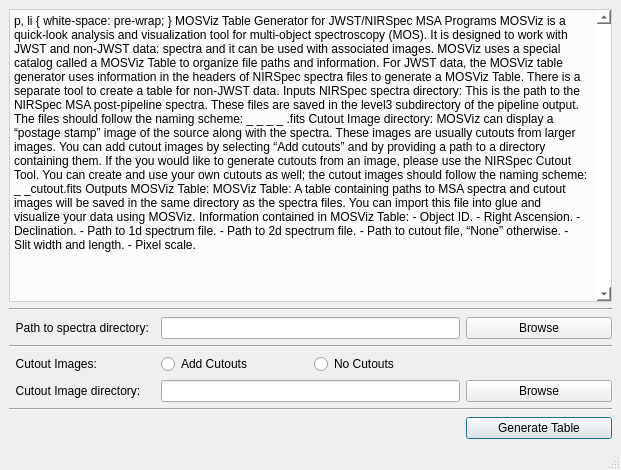
Above: mosviz/data/ui/table_generator.ui from spacetelescope/mosviz before the change. Below: the same form after it.
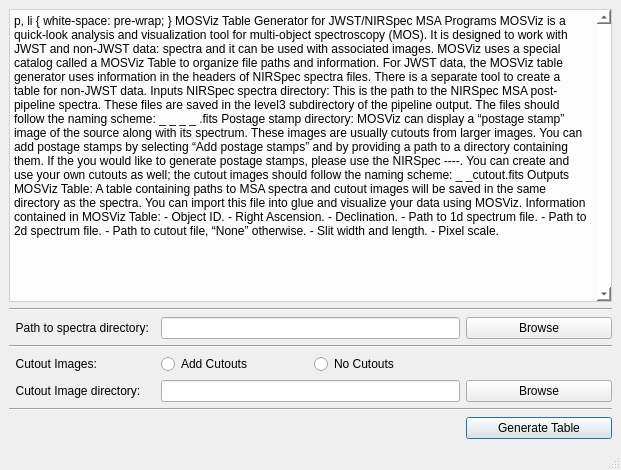
That is the form after the change.

```diff
--- a/mosviz/data/ui/table_generator.ui
+++ b/mosviz/data/ui/table_generator.ui
@@ -54,17 +54,17 @@
 &lt;/style&gt;&lt;/head&gt;&lt;body style=&quot; font-family:'.SF NS Text'; font-size:13pt; font-weight:400; font-style:normal;&quot;&gt;
 &lt;p align=&quot;center&quot; style=&quot; margin-top:0px; margin-bottom:0px; margin-left:0px; margin-right:0px; -qt-block-indent:0; text-indent:0px;&quot;&gt;&lt;span style=&quot; font-size:14pt; font-weight:600; text-decoration: underline;&quot;&gt;MOSViz Table Generator for JWST/NIRSpec MSA Programs&lt;/span&gt;&lt;/p&gt;
 &lt;p style=&quot;-qt-paragraph-type:empty; margin-top:0px; margin-bottom:0px; margin-left:0px; margin-right:0px; -qt-block-indent:0; text-indent:0px;&quot;&gt;&lt;br /&gt;&lt;/p&gt;
-&lt;p style=&quot; margin-top:0px; margin-bottom:0px; margin-left:0px; margin-right:0px; -qt-block-indent:0; text-indent:0px;&quot;&gt;MOSViz is a quick-look analysis and visualization tool for multi-object spectroscopy (MOS). It is designed to work with JWST and non-JWST data: spectra and it can be used with associated images. MOSViz uses a special catalog called a MOSViz Table to organize file paths and information. For JWST data, the MOSViz table generator uses information in the headers of NIRSpec spectra files to generate a MOSViz Table. There is a separate tool to create a table for non-JWST data.&lt;/p&gt;
+&lt;p style=&quot; margin-top:0px; margin-bottom:0px; margin-left:0px; margin-right:0px; -qt-block-indent:0; text-indent:0px;&quot;&gt;MOSViz is a quick-look analysis and visualization tool for multi-object spectroscopy (MOS). It is designed to work with JWST and non-JWST data: spectra and it can be used with associated images. MOSViz uses a special catalog called a MOSViz Table to organize file paths and information. For JWST data, the MOSViz table generator uses information in the headers of NIRSpec spectra files. There is a separate tool to create a table for non-JWST data.&lt;/p&gt;
 &lt;p style=&quot;-qt-paragraph-type:empty; margin-top:0px; margin-bottom:0px; margin-left:0px; margin-right:0px; -qt-block-indent:0; text-indent:0px;&quot;&gt;&lt;br /&gt;&lt;/p&gt;
 &lt;p style=&quot; margin-top:0px; margin-bottom:0px; margin-left:0px; margin-right:0px; -qt-block-indent:0; text-indent:0px;&quot;&gt;&lt;span style=&quot; font-weight:600;&quot;&gt;Inputs&lt;/span&gt;&lt;/p&gt;
 &lt;p style=&quot; margin-top:0px; margin-bottom:0px; margin-left:0px; margin-right:0px; -qt-block-indent:0; text-indent:0px;&quot;&gt;&lt;span style=&quot; font-weight:600;&quot;&gt;NIRSpec spectra directory: &lt;/span&gt;This is the path to the NIRSpec MSA post-pipeline spectra. These files are saved in the level3 subdirectory of the pipeline output. The files should follow the naming scheme:&lt;/p&gt;
 &lt;p align=&quot;center&quot; style=&quot; margin-top:0px; margin-bottom:0px; margin-left:0px; margin-right:0px; -qt-block-indent:0; text-indent:0px;&quot;&gt;&lt;span style=&quot; font-style:italic;&quot;&gt;&amp;lt;programName&amp;gt;_&amp;lt;objectName&amp;gt;_&amp;lt;instrument_filter&amp;gt;_ &amp;lt;grating&amp;gt;_&amp;lt;s2d|x1d&amp;gt;.fits&lt;/span&gt;&lt;/p&gt;
 &lt;p style=&quot;-qt-paragraph-type:empty; margin-top:0px; margin-bottom:0px; margin-left:0px; margin-right:0px; -qt-block-indent:0; text-indent:0px;&quot;&gt;&lt;br /&gt;&lt;/p&gt;
-&lt;p style=&quot; margin-top:0px; margin-bottom:0px; margin-left:0px; margin-right:0px; -qt-block-indent:0; text-indent:0px;&quot;&gt;&lt;span style=&quot; font-weight:600;&quot;&gt;Cutout Image directory: &lt;/span&gt;MOSViz can display a “postage stamp” image of the source along with the spectra. These images are usually cutouts from larger images. You can add cutout images by selecting “Add cutouts” and by providing a path to a directory containing them. If the you would like to generate cutouts from an image, please use the NIRSpec Cutout Tool. You can create and use your own cutouts as well; the cutout images should follow the naming scheme:&lt;/p&gt;
+&lt;p style=&quot; margin-top:0px; margin-bottom:0px; margin-left:0px; margin-right:0px; -qt-block-indent:0; text-indent:0px;&quot;&gt;&lt;span style=&quot; font-weight:600;&quot;&gt;Postage stamp directory: &lt;/span&gt;MOSViz can display a “postage stamp” image of the source along with its spectrum. These images are usually cutouts from larger images. You can add postage stamps by selecting “Add postage stamps” and by providing a path to a directory containing them. If the you would like to generate postage stamps, please use the NIRSpec ----. You can create and use your own cutouts as well; the cutout images should follow the naming scheme:&lt;/p&gt;
 &lt;p align=&quot;center&quot; style=&quot; margin-top:0px; margin-bottom:0px; margin-left:0px; margin-right:0px; -qt-block-indent:0; text-indent:0px;&quot;&gt;&lt;span style=&quot; font-style:italic;&quot;&gt;&amp;lt;objectName&amp;gt;_&amp;lt;programName&amp;gt;_cutout.fits&lt;/span&gt;&lt;/p&gt;
 &lt;p style=&quot;-qt-paragraph-type:empty; margin-top:0px; margin-bottom:0px; margin-left:0px; margin-right:0px; -qt-block-indent:0; text-indent:0px;&quot;&gt;&lt;br /&gt;&lt;/p&gt;
 &lt;p style=&quot; margin-top:0px; margin-bottom:0px; margin-left:0px; margin-right:0px; -qt-block-indent:0; text-indent:0px;&quot;&gt;&lt;span style=&quot; font-weight:600;&quot;&gt;Outputs&lt;/span&gt;&lt;/p&gt;
-&lt;p style=&quot; margin-top:0px; margin-bottom:0px; margin-left:0px; margin-right:0px; -qt-block-indent:0; text-indent:0px;&quot;&gt;&lt;span style=&quot; font-weight:600;&quot;&gt;MOSViz Table: &lt;/span&gt;MOSViz Table: A table containing paths to MSA spectra and cutout images will be saved in the same directory as the spectra files. You can import this file into glue and visualize your data using MOSViz. Information contained in MOSViz Table:&lt;/p&gt;
+&lt;p style=&quot; margin-top:0px; margin-bottom:0px; margin-left:0px; margin-right:0px; -qt-block-indent:0; text-indent:0px;&quot;&gt;&lt;span style=&quot; font-weight:600;&quot;&gt;MOSViz Table: &lt;/span&gt;A table containing paths to MSA spectra and cutout images will be saved in the same directory as the spectra. You can import this file into glue and visualize your data using MOSViz. Information contained in MOSViz Table:&lt;/p&gt;
 &lt;p style=&quot; margin-top:0px; margin-bottom:0px; margin-left:0px; margin-right:0px; -qt-block-indent:0; text-indent:0px;&quot;&gt;- Object ID. &lt;/p&gt;
 &lt;p style=&quot; margin-top:0px; margin-bottom:0px; margin-left:0px; margin-right:0px; -qt-block-indent:0; text-indent:0px;&quot;&gt;- Right Ascension. &lt;/p&gt;
 &lt;p style=&quot; margin-top:0px; margin-bottom:0px; margin-left:0px; margin-right:0px; -qt-block-indent:0; text-indent:0px;&quot;&gt;- Declination. &lt;/p&gt;
```
